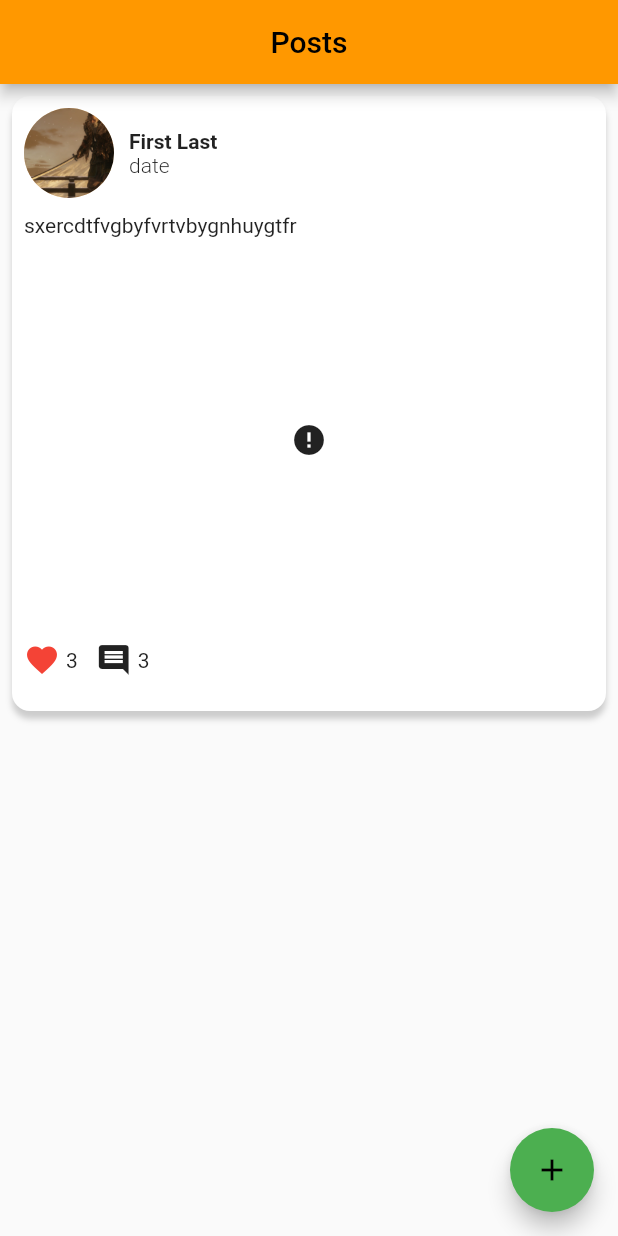
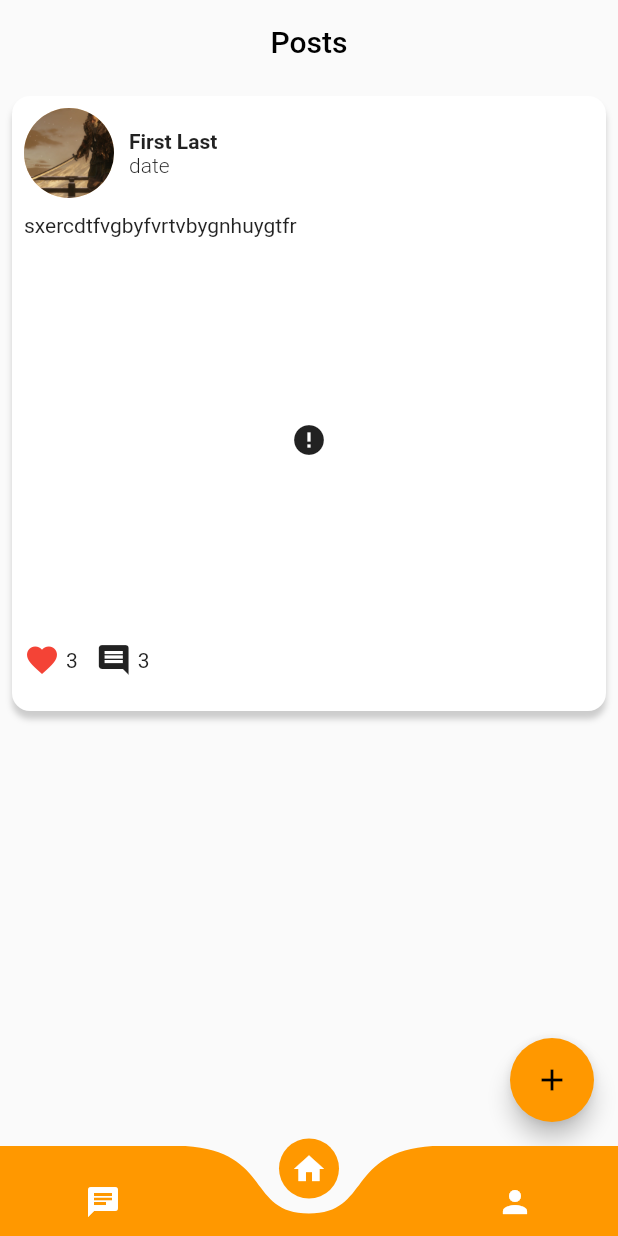
Before and after one commit to Mroles/eventhub-flutter, a Flutter app: the screen it shows after launch, on a phone screen of 412 x 824 dp. Run offline on Flutter 3.47's test engine with Material 2 defaults, Android fonts, the light colour scheme and no system bars; drawn by our look-alikes of cached_network_image, curved_navigation_bar; our stand-ins replace geocoding, geolocator, google_maps_flutter, image_picker, shared_preferences; network calls fail.

Commit message:
more changes

```diff
--- a/eventhub/lib/main.dart
+++ b/eventhub/lib/main.dart
@@ -46,7 +46,9 @@ class MyApp extends StatelessWidget {
         // is not restarted.
         primarySwatch: Colors.orange,
       ),
-      home: PostPage(),
+      home: const MyHomePage(
+        title: 'EventHub',
+      ),
     );
   }
 }
--- a/eventhub/lib/screens/post.dart
+++ b/eventhub/lib/screens/post.dart
@@ -7,12 +7,15 @@ class PostPage extends StatelessWidget {
   @override
   Widget build(BuildContext context) {
     return Scaffold(
-      appBar: AppBar(
-        title: const Center(child: Text("Posts")),
-      ),
+      // appBar: AppBar(
+      //   title: const Text("Posts"),
+      //   backgroundColor: Colors.transparent,
+      //   centerTitle: true,
+      //   elevation: 0,
+      // ),
       body: post(context),
       floatingActionButton: FloatingActionButton(
-        backgroundColor: Colors.green,
+        backgroundColor: Colors.orange,
         child: const Icon(Icons.add),
         onPressed: () {
           navigateToPageLite(0, context, CreatePost());
--- a/eventhub/lib/screens/profile.dart
+++ b/eventhub/lib/screens/profile.dart
@@ -4,7 +4,7 @@ class ProfilePage extends StatelessWidget {
   @override
   Widget build(BuildContext context) {
     return const Scaffold(
-      body: Center(child: Text("Chat")),
+      body: Center(child: Text("Profile")),
     );
   }
 }
```
